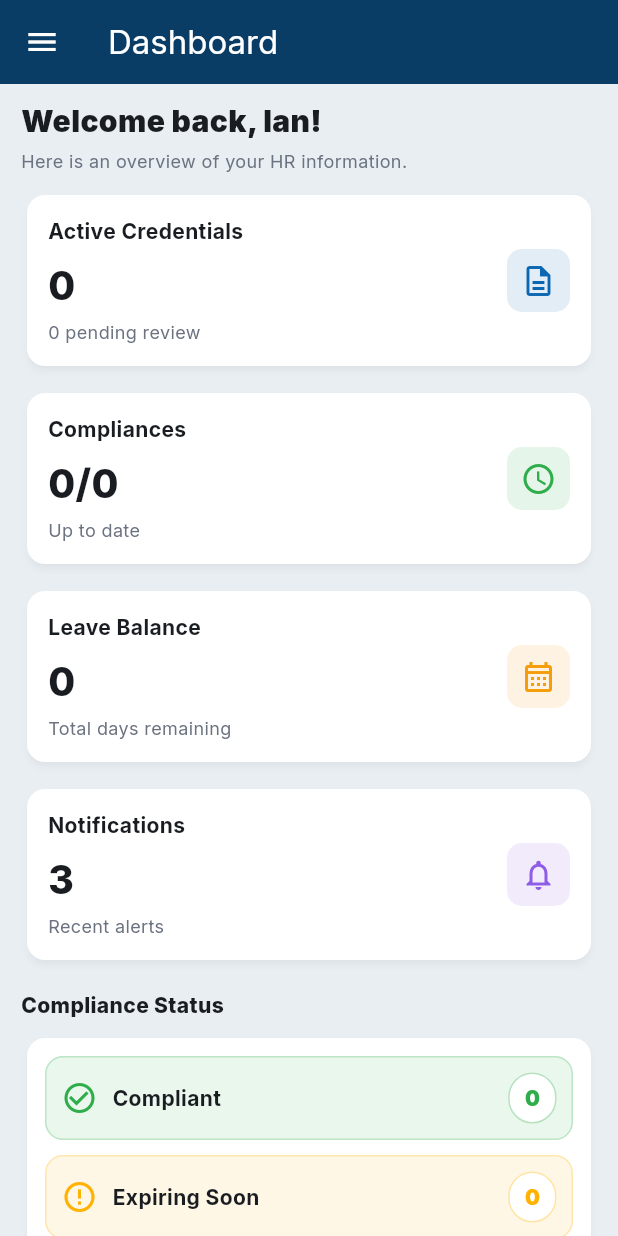
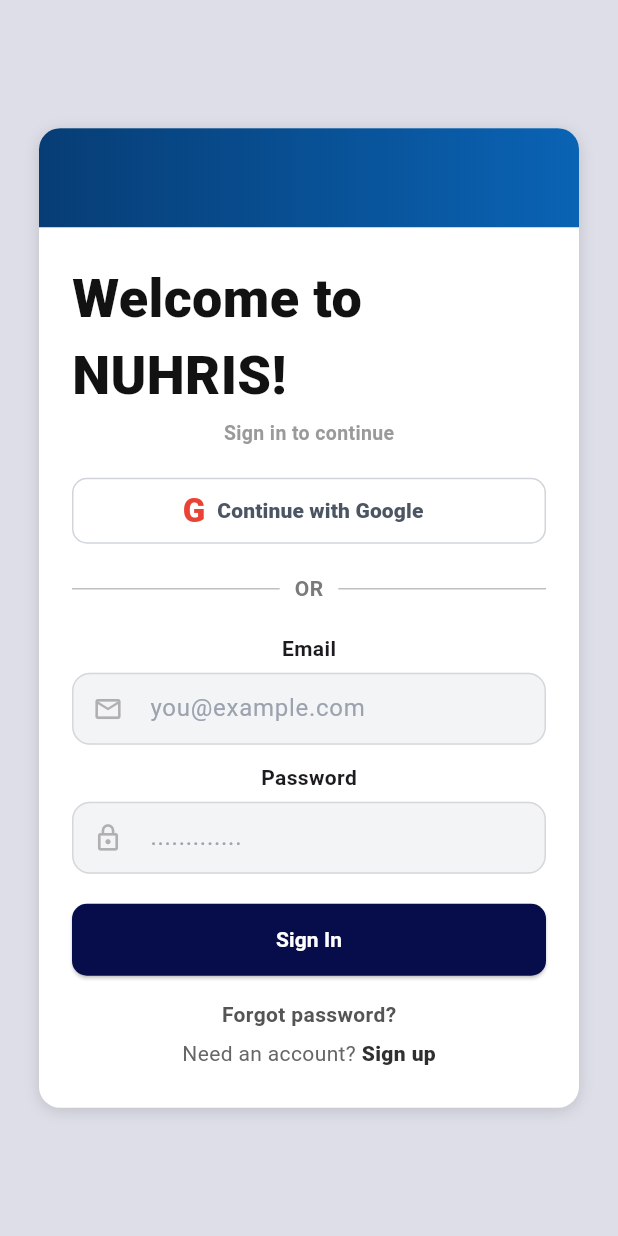
Before and after one commit to yanji0-0/nuhris_mobile_app, a Flutter app: the screen it shows after launch, on a phone screen of 412 x 824 dp. Run offline on Flutter 3.47's test engine with Material 3 defaults, Android fonts, the phone set to English and light mode, and no system bars; our stand-ins replace google_fonts, image_cropper, image_picker.

Commit message:
login and sign up

```diff
--- a/lib/app.dart
+++ b/lib/app.dart
@@ -9,7 +9,12 @@ import 'screens/notifications_screen.dart';
 import 'theme/app_theme.dart';
 
 class NuhrisEmployeeApp extends StatefulWidget {
-  const NuhrisEmployeeApp({super.key});
+  const NuhrisEmployeeApp({
+    super.key,
+    required this.onSignOut,
+  });
+
+  final VoidCallback onSignOut;
 
   @override
   State<NuhrisEmployeeApp> createState() => _NuhrisEmployeeAppState();
@@ -28,12 +33,12 @@ class _NuhrisEmployeeAppState extends State<NuhrisEmployeeApp> {
       debugShowCheckedModeBanner: false,
       theme: buildAppTheme(),
       home: switch (current) {
-        AppNavItem.dashboard => DashboardScreen(onNavigate: _navigate),
-        AppNavItem.credentials => CredentialsScreen(onNavigate: _navigate),
-        AppNavItem.attendanceDtr => AttendanceDtrScreen(onNavigate: _navigate),
-        AppNavItem.leaveMonitoring => LeaveMonitoringScreen(onNavigate: _navigate),
-        AppNavItem.notifications => NotificationsScreen(onNavigate: _navigate),
-        AppNavItem.account => AccountScreen(onNavigate: _navigate),
+        AppNavItem.dashboard => DashboardScreen(onNavigate: _navigate, onSignOut: widget.onSignOut),
+        AppNavItem.credentials => CredentialsScreen(onNavigate: _navigate, onSignOut: widget.onSignOut),
+        AppNavItem.attendanceDtr => AttendanceDtrScreen(onNavigate: _navigate, onSignOut: widget.onSignOut),
+        AppNavItem.leaveMonitoring => LeaveMonitoringScreen(onNavigate: _navigate, onSignOut: widget.onSignOut),
+        AppNavItem.notifications => NotificationsScreen(onNavigate: _navigate, onSignOut: widget.onSignOut),
+        AppNavItem.account => AccountScreen(onNavigate: _navigate, onSignOut: widget.onSignOut),
       },
     );
   }
--- /dev/null
+++ b/lib/app_shell.dart
@@ -0,0 +1,38 @@
+import 'package:flutter/material.dart';
+import 'app.dart';
+import 'screens/auth/sign_in_screen.dart';
+
+class AppShell extends StatefulWidget {
+  const AppShell({super.key});
+
+  @override
+  State<AppShell> createState() => _AppShellState();
+}
+
+class _AppShellState extends State<AppShell> {
+  bool isLoggedIn = false;
+
+  void _handleSignIn() {
+    setState(() => isLoggedIn = true);
+  }
+
+  void _handleSignOut() {
+    setState(() => isLoggedIn = false);
+  }
+
+  @override
+  Widget build(BuildContext context) {
+    if (!isLoggedIn) {
+      return MaterialApp(
+        debugShowCheckedModeBanner: false,
+        home: SignInScreen(
+          onSignIn: _handleSignIn,
+        ),
+      );
+    }
+
+    return NuhrisEmployeeApp(
+      onSignOut: _handleSignOut,
+    );
+  }
+}
--- /dev/null
+++ b/lib/auth_app.dart
@@ -0,0 +1,14 @@
+import 'package:flutter/material.dart';
+import 'screens/auth/sign_in_screen.dart';
+
+class NuhrisAuthApp extends StatelessWidget {
+  const NuhrisAuthApp({super.key});
+
+  @override
+  Widget build(BuildContext context) {
+    return MaterialApp(
+      debugShowCheckedModeBanner: false,
+      home: SignInScreen(onSignIn: () {}),
+    );
+  }
+}
--- a/lib/main.dart
+++ b/lib/main.dart
@@ -1,8 +1,6 @@
 import 'package:flutter/material.dart';
-import 'app.dart';
+import 'app_shell.dart';
 
 void main() {
-  runApp(const NuhrisEmployeeApp());
-
-
+  runApp(const AppShell());
 }
--- /dev/null
+++ b/lib/screens/auth/sign_in_screen.dart
@@ -0,0 +1,180 @@
+import 'package:flutter/material.dart';
+import 'forgot_password_screen.dart';
+import 'sign_up_screen.dart';
+
+class SignInScreen extends StatefulWidget {
+  const SignInScreen({
+    super.key,
+    required this.onSignIn,
+  });
+
+  final VoidCallback onSignIn;
+
+  @override
+  State<SignInScreen> createState() => _SignInScreenState();
+}
+
+class _SignInScreenState extends State<SignInScreen> {
+  final emailCtrl = TextEditingController();
+  final passCtrl = TextEditingController();
+
+  @override
+  void dispose() {
+    emailCtrl.dispose();
+    passCtrl.dispose();
+    super.dispose();
+  }
+
+  InputDecoration _inputDeco({
+    required String hint,
+    required IconData icon,
+  }) {
+    return InputDecoration(
+      hintText: hint,
+      hintStyle: const TextStyle(color: Color(0xFF9CA3AF)),
+      prefixIcon: Icon(icon, color: const Color(0xFFB0B0B0), size: 20),
+      filled: true,
+      fillColor: const Color(0xFFF3F4F6),
+      contentPadding: const EdgeInsets.symmetric(horizontal: 12, vertical: 12),
+      enabledBorder: OutlineInputBorder(
+        borderRadius: BorderRadius.circular(12),
+        borderSide: const BorderSide(color: Color(0xFFD5D7DA)),
+      ),
+      focusedBorder: OutlineInputBorder(
+        borderRadius: BorderRadius.circular(12),
+        borderSide: const BorderSide(color: Color(0xFF0B67B2), width: 1.2),
+      ),
+    );
+  }
+
+  @override
+  Widget build(BuildContext context) {
+    return Scaffold(
+      backgroundColor: const Color(0xFFDEDEE8),
+      body: SafeArea(
+        child: Center(
+          child: SingleChildScrollView(
+            padding: const EdgeInsets.all(14),
+            child: Container(
+              width: 360,
+              decoration: BoxDecoration(
+                color: Colors.white,
+                borderRadius: BorderRadius.circular(14),
+                boxShadow: const [
+                  BoxShadow(
+                    blurRadius: 8,
+                    offset: Offset(0, 2),
+                    color: Color(0x22000000),
+                  ),
+                ],
+              ),
+              child: Column(
+                children: [
+                  Container(
+                    height: 66,
+                    decoration: const BoxDecoration(
+                      gradient: LinearGradient(
+                        colors: [Color(0xFF073D75), Color(0xFF0A63B4)],
+                        begin: Alignment.centerLeft,
+                        end: Alignment.centerRight,
+                      ),
+                      borderRadius: BorderRadius.vertical(top: Radius.circular(14)),
+                    ),
+                  ),
+                  Padding(
+                    padding: const EdgeInsets.fromLTRB(22, 22, 22, 26),
+                    child: Column(
+                      children: [
+                        const Text(
+                          'Welcome to NUHRIS!',
+                          style: TextStyle(fontSize: 36, fontWeight: FontWeight.w800, color: Color(0xFF121212)),
+                        ),
+                        const SizedBox(height: 4),
+                        const Text(
+                          'Sign in to continue',
+                          style: TextStyle(color: Color(0xFF9A9A9A), fontWeight: FontWeight.w700, fontSize: 13),
+                        ),
+                        const SizedBox(height: 18),
+                        OutlinedButton.icon(
+                          onPressed: () {},
+                          style: OutlinedButton.styleFrom(
+                            minimumSize: const Size.fromHeight(44),
+                            side: const BorderSide(color: Color(0xFFD1D5DB)),
+                            shape: RoundedRectangleBorder(borderRadius: BorderRadius.circular(10)),
+                            foregroundColor: const Color(0xFF4B5563),
+                          ),
+                          icon: const Text('G', style: TextStyle(color: Color(0xFFEA4335), fontWeight: FontWeight.w900, fontSize: 22)),
+                          label: const Text('Continue with Google', style: TextStyle(fontWeight: FontWeight.w800, fontSize: 14)),
+                        ),
+                        const SizedBox(height: 18),
+                        Row(
+                          children: const [
+                            Expanded(child: Divider(color: Color(0xFFBFBFBF))),
+                            Padding(
+                              padding: EdgeInsets.symmetric(horizontal: 10),
+                              child: Text('OR', style: TextStyle(color: Color(0xFF7A7A7A), fontWeight: FontWeight.w700)),
+                            ),
+                            Expanded(child: Divider(color: Color(0xFFBFBFBF))),
+                          ],
+                        ),
+                        const SizedBox(height: 20),
+                        const Text('Email', style: TextStyle(fontWeight: FontWeight.w700)),
+                        const SizedBox(height: 6),
+                        TextField(
+                          controller: emailCtrl,
+                          decoration: _inputDeco(hint: 'you@example.com', icon: Icons.mail_outline),
+                        ),
+                        const SizedBox(height: 12),
+                        const Text('Password', style: TextStyle(fontWeight: FontWeight.w700)),
+                        const SizedBox(height: 6),
+                        TextField(
+                          controller: passCtrl,
+                          obscureText: true,
+                          decoration: _inputDeco(hint: '.............', icon: Icons.lock_outline),
+                        ),
+                        const SizedBox(height: 20),
+                        SizedBox(
+                          width: double.infinity,
+                          height: 48,
+                          child: ElevatedButton(
+                            onPressed: widget.onSignIn, // <- enter employee UI
+                            style: ElevatedButton.styleFrom(
+                              backgroundColor: const Color(0xFF070C4A),
+                              foregroundColor: Colors.white,
+                              shape: RoundedRectangleBorder(borderRadius: BorderRadius.circular(10)),
+                            ),
+                            child: const Text('Sign In', style: TextStyle(fontWeight: FontWeight.w700)),
+                          ),
+                        ),
+                        const SizedBox(height: 16),
+                        InkWell(
+                          onTap: () {
+                            Navigator.push(context, MaterialPageRoute(builder: (_) => const ForgotPasswordScreen()));
+                          },
+                          child: const Text('Forgot password?', style: TextStyle(fontWeight: FontWeight.w700, color: Color(0xFF555555))),
+                        ),
+                        const SizedBox(height: 6),
+                        Row(
+                          mainAxisAlignment: MainAxisAlignment.center,
+                          children: [
+                            const Text('Need an account? ', style: TextStyle(color: Color(0xFF666666))),
+                            InkWell(
+                              onTap: () {
+                                Navigator.push(context, MaterialPageRoute(builder: (_) => const SignUpScreen()));
+                              },
+                              child: const Text('Sign up', style: TextStyle(fontWeight: FontWeight.w800, color: Color(0xFF2F2F2F))),
+                            ),
+                          ],
+                        ),
+                      ],
+                    ),
+                  ),
+                ],
+              ),
+            ),
+          ),
+        ),
+      ),
+    );
+  }
+}
```
Also changed, not shown: lib/screens/account_screen.dart (+7 -7 lines), lib/screens/attendance_dtr_screen.dart (+7 -7 lines), lib/screens/auth/check_email_screen.dart (added, +98 -0 lines), lib/screens/auth/forgot_password_screen.dart (added, +135 -0 lines), lib/screens/auth/sign_up_screen.dart (added, +141 -0 lines), lib/screens/credentials_screen.dart (+7 -7 lines), lib/screens/dashboard_screen.dart (+7 -8 lines), lib/screens/leave_monitoring_screen.dart (+7 -7 lines), lib/screens/notifications_screen.dart (+7 -7 lines), 1 other file.
